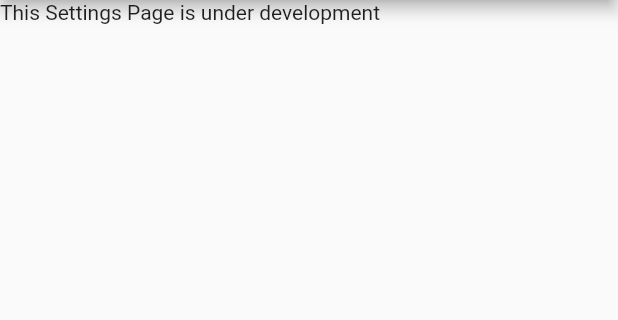
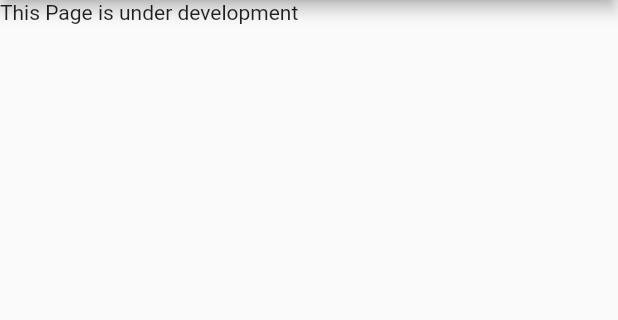
Before and after one commit to ashuvssut/women-safety-app, a Flutter app: the Articles screen opened directly, on a phone screen of 412 x 824 dp, the part 84-404 px from its top. Run offline on Flutter 3.47's test engine with Material 2 defaults, Android fonts, the phone set to English and light mode, and no system bars; our stand-ins replace awesome_notifications, contacts_service, firebase_auth, firebase_core, flutter_svg, fluttertoast and 6 more; missing offline and left inert: giffy_dialog, telephony; accounts and stored records are empty.

Commit message:
v0.1 release

```diff
--- a/lib/views/articles.dart
+++ b/lib/views/articles.dart
@@ -19,7 +19,7 @@ class _ArticlesState extends State<Articles> {
       ),
       body: Container(
         child: Text(
-          "This Settings Page is under development",
+          "This Page is under development",
           textAlign: TextAlign.center,
         ),
       ),
--- a/lib/views/video_library.dart
+++ b/lib/views/video_library.dart
@@ -19,7 +19,7 @@ class _VideoLibState extends State<VideoLib> {
       ),
       body: Container(
         child: Text(
-          "This Settings Page is under development",
+          "This Page is under development",
           textAlign: TextAlign.center,
         ),
       ),
```
